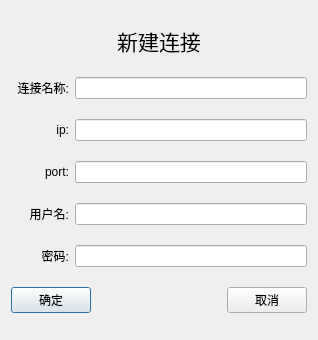
Above: createconndialog.ui from wocan23/HoneyBadger before the change. Below: the same form after it.
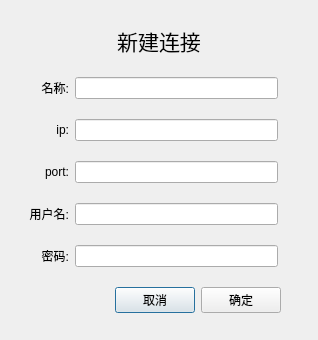
That is the form after the change.

Patch:
```diff
--- a/createconndialog.ui
+++ b/createconndialog.ui
@@ -36,11 +36,11 @@
     </widget>
    </item>
    <item>
-    <layout class="QHBoxLayout" name="horizontalLayout_6" stretch="2,8">
+    <layout class="QHBoxLayout" name="horizontalLayout_6" stretch="2,7,1">
      <item>
       <widget class="QLabel" name="label_6">
        <property name="text">
-        <string>连接名称:</string>
+        <string>名称:</string>
        </property>
        <property name="alignment">
         <set>Qt::AlignRight|Qt::AlignTrailing|Qt::AlignVCenter</set>
@@ -48,12 +48,29 @@
       </widget>
      </item>
      <item>
-      <widget class="QLineEdit" name="connName"/>
+      <widget class="QLineEdit" name="connName">
+       <property name="cursorPosition">
+        <number>0</number>
+       </property>
+      </widget>
+     </item>
+     <item>
+      <spacer name="horizontalSpacer_2">
+       <property name="orientation">
+        <enum>Qt::Horizontal</enum>
+       </property>
+       <property name="sizeHint" stdset="0">
+        <size>
+         <width>40</width>
+         <height>20</height>
+        </size>
+       </property>
+      </spacer>
      </item>
     </layout>
    </item>
    <item>
-    <layout class="QHBoxLayout" name="horizontalLayout" stretch="2,8">
+    <layout class="QHBoxLayout" name="horizontalLayout" stretch="2,7,1">
      <item>
       <widget class="QLabel" name="label_2">
        <property name="text">
@@ -67,10 +84,23 @@
      <item>
       <widget class="QLineEdit" name="ip"/>
      </item>
+     <item>
+      <spacer name="horizontalSpacer_3">
+       <property name="orientation">
+        <enum>Qt::Horizontal</enum>
+       </property>
+       <property name="sizeHint" stdset="0">
+        <size>
+         <width>40</width>
+         <height>20</height>
+        </size>
+       </property>
+      </spacer>
+     </item>
     </layout>
    </item>
    <item>
-    <layout class="QHBoxLayout" name="horizontalLayout_2" stretch="2,8">
+    <layout class="QHBoxLayout" name="horizontalLayout_2" stretch="2,7,1">
      <item>
       <widget class="QLabel" name="label_3">
        <property name="text">
@@ -84,10 +114,23 @@
      <item>
       <widget class="QLineEdit" name="port"/>
      </item>
+     <item>
+      <spacer name="horizontalSpacer_4">
+       <property name="orientation">
+        <enum>Qt::Horizontal</enum>
+       </property>
+       <property name="sizeHint" stdset="0">
+        <size>
+         <width>40</width>
+         <height>20</height>
+        </size>
+       </property>
+      </spacer>
+     </item>
     </layout>
    </item>
    <item>
-    <layout class="QHBoxLayout" name="horizontalLayout_3" stretch="2,8">
+    <layout class="QHBoxLayout" name="horizontalLayout_3" stretch="2,7,1">
      <item>
       <widget class="QLabel" name="label_4">
        <property name="text">
@@ -101,10 +144,23 @@
      <item>
       <widget class="QLineEdit" name="userName"/>
      </item>
+     <item>
+      <spacer name="horizontalSpacer_5">
+       <property name="orientation">
+        <enum>Qt::Horizontal</enum>
+       </property>
+       <property name="sizeHint" stdset="0">
+        <size>
+         <width>40</width>
+         <height>20</height>
+        </size>
+       </property>
+      </spacer>
+     </item>
     </layout>
    </item>
    <item>
-    <layout class="QHBoxLayout" name="horizontalLayout_4" stretch="2,8">
+    <layout class="QHBoxLayout" name="horizontalLayout_4" stretch="2,7,1">
      <item>
       <widget class="QLabel" name="label_5">
        <property name="text">
@@ -118,17 +174,23 @@
      <item>
       <widget class="QLineEdit" name="password"/>
      </item>
+     <item>
+      <spacer name="horizontalSpacer_6">
+       <property name="orientation">
+        <enum>Qt::Horizontal</enum>
+       </property>
+       <property name="sizeHint" stdset="0">
+        <size>
+         <width>40</width>
+         <height>20</height>
+        </size>
+       </property>
+      </spacer>
+     </item>
     </layout>
    </item>
    <item>
-    <layout class="QHBoxLayout" name="horizontalLayout_5" stretch="2,4,2">
-     <item>
-      <widget class="QPushButton" name="btn_submit">
-       <property name="text">
-        <string>确定</string>
-       </property>
-      </widget>
-     </item>
+    <layout class="QHBoxLayout" name="horizontalLayout_5" stretch="4,2,2,1">
      <item>
       <spacer name="horizontalSpacer">
        <property name="orientation">
@@ -149,6 +211,26 @@
        </property>
       </widget>
      </item>
+     <item>
+      <widget class="QPushButton" name="btn_submit">
+       <property name="text">
+        <string>确定</string>
+       </property>
+      </widget>
+     </item>
+     <item>
+      <spacer name="horizontalSpacer_7">
+       <property name="orientation">
+        <enum>Qt::Horizontal</enum>
+       </property>
+       <property name="sizeHint" stdset="0">
+        <size>
+         <width>40</width>
+         <height>20</height>
+        </size>
+       </property>
+      </spacer>
+     </item>
     </layout>
    </item>
   </layout>
```
